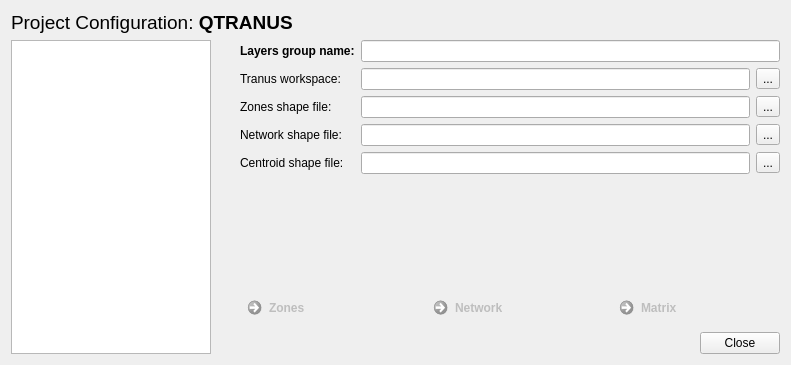
This is qtranus_dialog_base.ui in TomasdelaBarra/QTRANUS as Qt 5 draws it before an edit. The edited form follows.
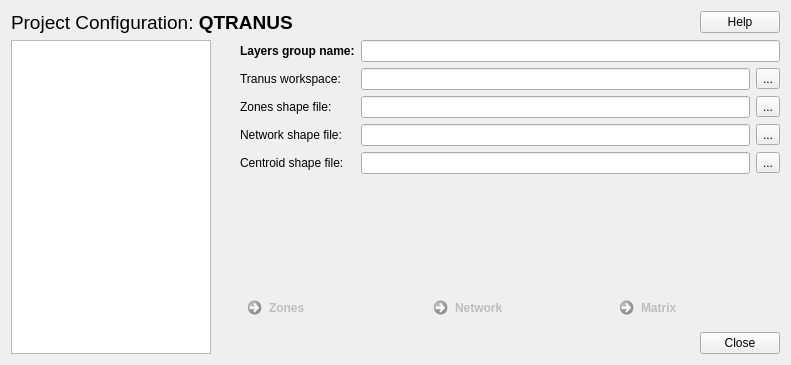
This is the edited form.

Commit message:
User Help added
This change contains:
* QTranus User Help was added.
* Validation for Layer Name was added to avoid special characters like
/,\,*,?, :, ", <,>,|
* Pop up messages were added

Patch:
```diff
--- a/qtranus_dialog_base.ui
+++ b/qtranus_dialog_base.ui
@@ -20,7 +20,7 @@
    <bool>true</bool>
   </property>
   <layout class="QGridLayout" name="gridLayout">
-   <item row="1" column="0">
+   <item row="2" column="0">
     <layout class="QHBoxLayout" name="horizontalLayout">
      <item>
       <layout class="QVBoxLayout" name="verticalLayout">
@@ -276,12 +276,36 @@
      </item>
     </layout>
    </item>
-   <item row="0" column="0">
+   <item row="1" column="0">
+    <layout class="QHBoxLayout" name="horizontalLayout_6">
+     <item>
     <widget class="QLabel" name="label_7">
      <property name="text">
       <string>&lt;html&gt;&lt;head/&gt;&lt;body&gt;&lt;p&gt;&lt;span style=&quot; font-size:14pt;&quot;&gt;Project Configuration: &lt;/span&gt;&lt;span style=&quot; font-size:14pt; font-weight:600;&quot;&gt;QTRANUS&lt;/span&gt;&lt;/p&gt;&lt;/body&gt;&lt;/html&gt;</string>
      </property>
     </widget>
+     </item>
+     <item>
+      <spacer name="horizontalSpacer_5">
+       <property name="orientation">
+        <enum>Qt::Horizontal</enum>
+       </property>
+       <property name="sizeHint" stdset="0">
+        <size>
+         <width>40</width>
+         <height>20</height>
+        </size>
+       </property>
+      </spacer>
+     </item>
+     <item>
+      <widget class="QPushButton" name="btn_help">
+       <property name="text">
+        <string>Help</string>
+       </property>
+      </widget>
+     </item>
+    </layout>
    </item>
   </layout>
  </widget>
```
Lines whose indentation alone changed are shown as unchanged. The commit also changes 19 other files.
